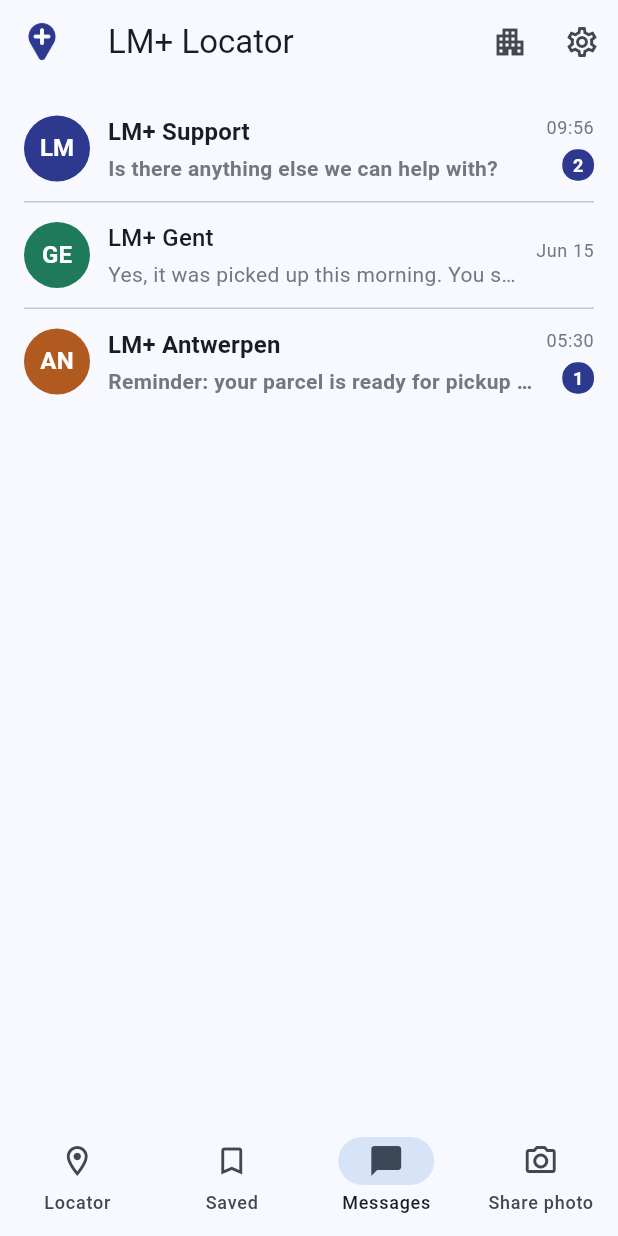
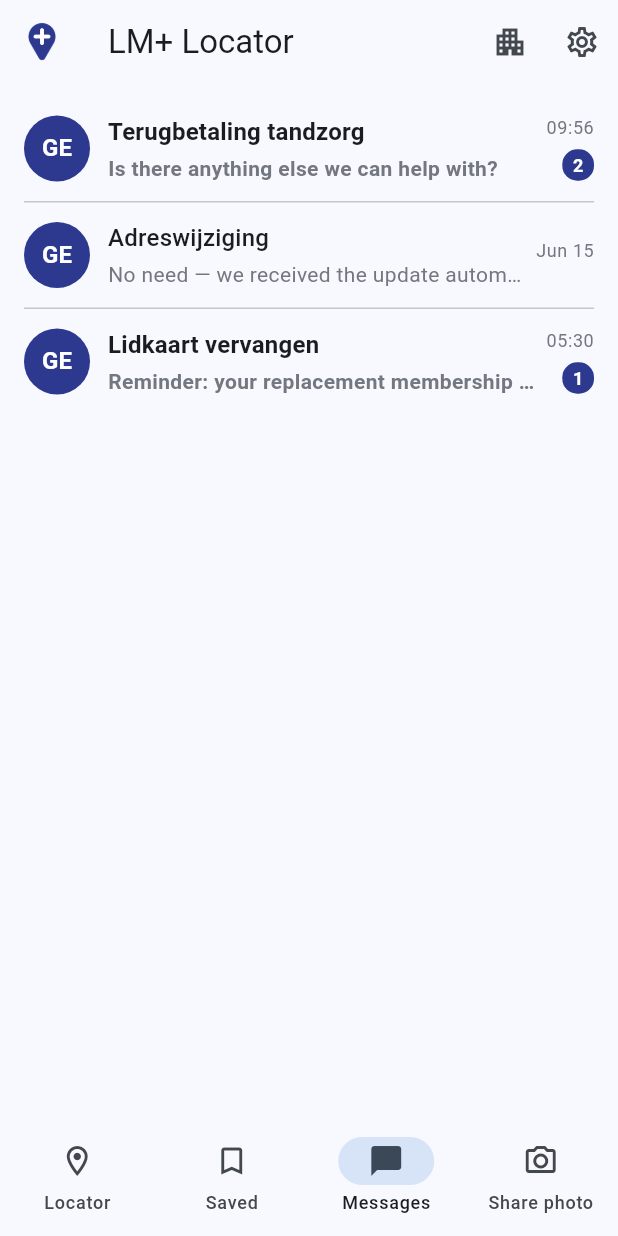
Before and after one commit to symonxdd/lm-plus-locator, a Flutter app: the screen it shows after launch, item 3 of the bottom bar chosen, on a phone screen of 412 x 824 dp. Run offline on Flutter 3.47's test engine with Material 3 defaults, Android fonts, the phone set to English and light mode, and no system bars; our stand-ins replace cloud_firestore, connectivity_plus, firebase_auth, firebase_core, geocoding, geolocator and 5 more; accounts and stored records are empty.

Commit message:
fix(ui): model messaging threads as topics with one office, not branches
A member is enrolled with exactly one LM+ office, so showing separate
conversations per branch (Gent, Antwerpen, ...) was unrealistic. Reworks
the mock data so every thread shares the same office identity and the
title/content represents the topic instead (dental reimbursement, address
change, membership card), and updates doc comments accordingly.

```diff
--- a/lib/screens/messages_screen.dart
+++ b/lib/screens/messages_screen.dart
@@ -5,8 +5,8 @@
 import '../widgets/conversation_tile.dart';
 import 'chat_screen.dart';
 
-/// Tab listing mock conversations between the user and LM+ (support or a
-/// branch office). Backed by [MessagingService]'s in-memory mock data.
+/// Tab listing mock conversation threads with the user's LM+ office, one
+/// per topic. Backed by [MessagingService]'s in-memory mock data.
 class MessagesScreen extends StatelessWidget {
   const MessagesScreen({super.key});
 
--- a/lib/services/messaging_service.dart
+++ b/lib/services/messaging_service.dart
@@ -4,7 +4,9 @@
 
 import '../models/conversation.dart';
 
-/// Mock messaging data and local state. Conversations and messages are
+/// Mock messaging data and local state. A member only ever has one LM+
+/// office, so conversations here represent separate topics/threads with
+/// that single office rather than chats with different branches. Data is
 /// seeded in-memory and never persisted or sent anywhere — there's no real
 /// backend behind this feature yet, just a UI showcase that feels alive.
 ///
@@ -74,42 +76,42 @@
 
   static String _newId() => DateTime.now().microsecondsSinceEpoch.toString();
 
+  // A member is enrolled with exactly one LM+ office (their local
+  // mutualiteit branch), so every thread below shares that same identity —
+  // what differs between conversations is the topic, not who it's with.
+  static const _officeLabel = 'GE';
+  static const _officeColor = Color(0xFF2C398F);
+
   static List<Conversation> _seedConversations() {
     final now = DateTime.now();
     return [
       Conversation(
-        id: 'support',
-        title: 'LM+ Support',
-        avatarLabel: 'LM',
-        avatarColor: const Color(0xFF2C398F),
+        id: 'dental-reimbursement',
+        title: 'Terugbetaling tandzorg',
+        avatarLabel: _officeLabel,
+        avatarColor: _officeColor,
         unreadCount: 2,
         messages: [
           ChatMessage(
             id: '1',
-            text: 'Hello! How can we help you today?',
+            text: "Hi, I submitted a dental care claim last week — any update on the reimbursement?",
             sentAt: now.subtract(const Duration(days: 1, hours: 2)),
+            isFromUser: true,
+          ),
+          ChatMessage(
+            id: '2',
+            text: "Let me check that for you, one moment.",
+            sentAt: now.subtract(const Duration(days: 1, hours: 1, minutes: 50)),
             isFromUser: false,
           ),
           ChatMessage(
-            id: '2',
-            text: "Hi, I'd like to know if the Ghent office is open on Saturdays.",
-            sentAt: now.subtract(const Duration(days: 1, hours: 1, minutes: 50)),
-            isFromUser: true,
-          ),
-          ChatMessage(
             id: '3',
-            text: "Let me check that for you, one moment.",
-            sentAt: now.subtract(const Duration(days: 1, hours: 1, minutes: 45)),
+            text: "Your claim has been approved. The reimbursement will be transferred within 5 business days.",
+            sentAt: now.subtract(const Duration(minutes: 35)),
             isFromUser: false,
           ),
           ChatMessage(
             id: '4',
-            text: 'Yes, the Ghent office is open Saturdays from 9:00 to 12:30.',
-            sentAt: now.subtract(const Duration(minutes: 35)),
-            isFromUser: false,
-          ),
-          ChatMessage(
-            id: '5',
             text: 'Is there anything else we can help with?',
             sentAt: now.subtract(const Duration(minutes: 34)),
             isFromUser: false,
@@ -117,36 +119,36 @@
         ],
       ),
       Conversation(
-        id: 'gent',
-        title: 'LM+ Gent',
-        avatarLabel: 'GE',
-        avatarColor: const Color(0xFF1F7A5C),
+        id: 'address-change',
+        title: 'Adreswijziging',
+        avatarLabel: _officeLabel,
+        avatarColor: _officeColor,
         unreadCount: 0,
         messages: [
           ChatMessage(
             id: '1',
-            text: "Hi, I dropped off a parcel yesterday — has it been processed?",
+            text: "Hi, I recently moved — do I need to update my address with you myself?",
             sentAt: now.subtract(const Duration(days: 3)),
             isFromUser: true,
           ),
           ChatMessage(
             id: '2',
-            text: 'Yes, it was picked up this morning. You should receive a confirmation soon.',
+            text: 'No need — we received the update automatically from the population registry. Your file is up to date.',
             sentAt: now.subtract(const Duration(days: 2, hours: 22)),
             isFromUser: false,
           ),
         ],
       ),
       Conversation(
-        id: 'antwerpen',
-        title: 'LM+ Antwerpen',
-        avatarLabel: 'AN',
-        avatarColor: const Color(0xFFB05A1F),
+        id: 'membership-card',
+        title: 'Lidkaart vervangen',
+        avatarLabel: _officeLabel,
+        avatarColor: _officeColor,
         unreadCount: 1,
         messages: [
           ChatMessage(
             id: '1',
-            text: 'Reminder: your parcel is ready for pickup at our counter.',
+            text: 'Reminder: your replacement membership card is ready for pickup at our counter.',
             sentAt: now.subtract(const Duration(hours: 5)),
             isFromUser: false,
           ),
```
Also changed, not shown: lib/models/conversation.dart (+5 -3 lines).
